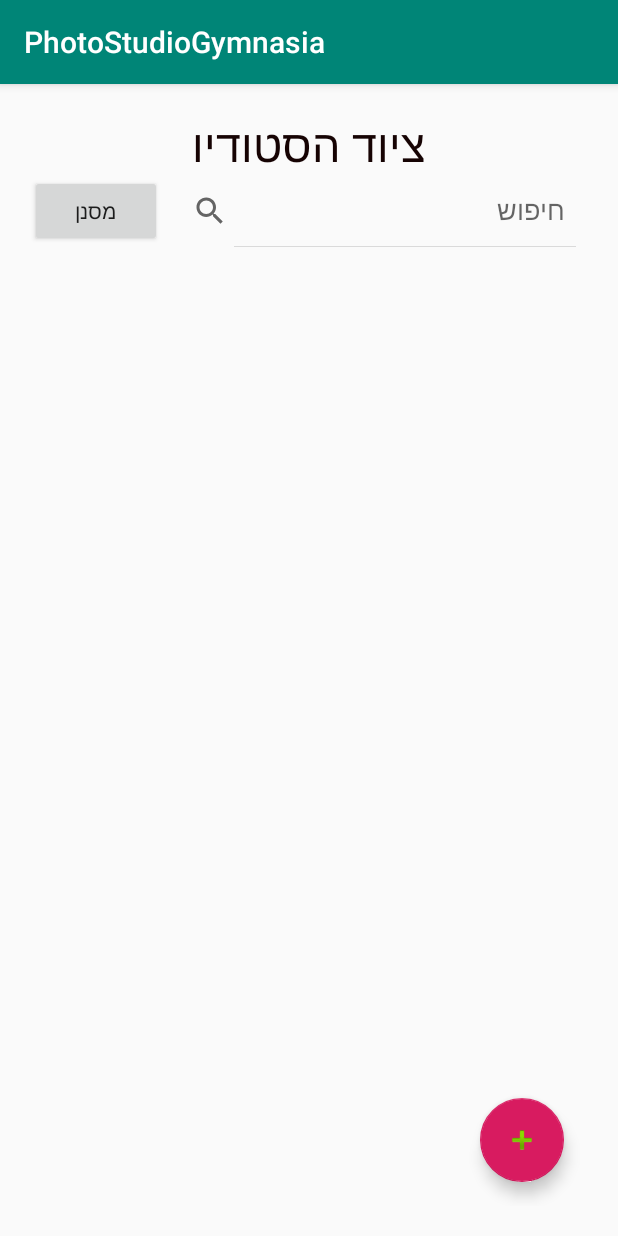
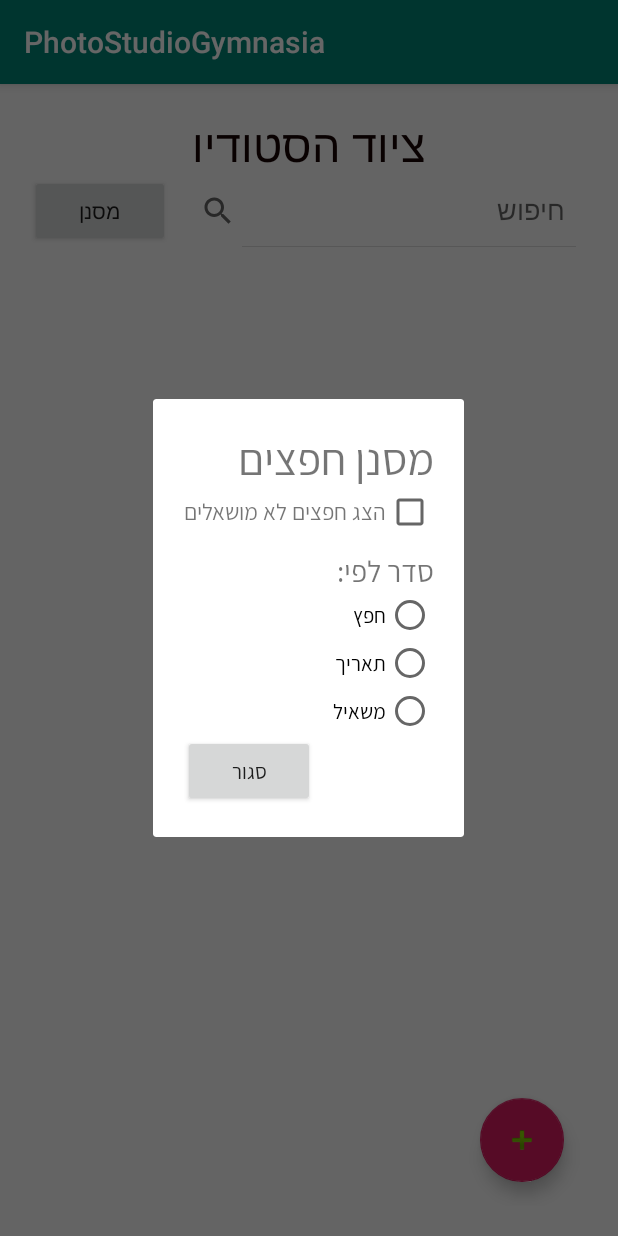
Before and after one commit to itaizelther/PhotoStudioGymnasia, an Android app: the TeachersActivity screen opened directly, with no data from a screen before it, after a tap on "מסנן", on a phone screen of 412 x 824 dp. Run offline under Robolectric (Android 15) with nearby library versions, the phone set to English and light mode, and no system bars; our stand-ins replace Firebase (no records; nobody signed in at launch, a user with empty details on screens opened directly).

Commit message:
Last Used fixed; teacher filter dialog created
- Added the last used date (taken or retrieved) to the teacher area and each item.
- A layout to the filter teacher area created, and it now shows when the user clicks the filter button
- Fixed some typos.

```diff
--- a/app/src/main/AndroidManifest.xml
+++ b/app/src/main/AndroidManifest.xml
@@ -9,7 +9,7 @@
         android:icon="@mipmap/ic_launcher"
         android:label="@string/app_name"
         android:roundIcon="@mipmap/ic_launcher_round"
-        android:supportsRtl="false"
+        android:supportsRtl="true"
         android:theme="@style/AppTheme">
         <activity android:name=".TeachersActivity"></activity>
         <activity android:name=".BarcodeScanActivity" />
--- a/app/src/main/java/il/appclass/zelther/photostudiogymnasia/EquipmentList.java
+++ b/app/src/main/java/il/appclass/zelther/photostudiogymnasia/EquipmentList.java
@@ -5,6 +5,7 @@ import android.support.annotation.NonNull;
 import com.google.android.gms.tasks.OnCompleteListener;
 import com.google.android.gms.tasks.Task;
 import com.google.firebase.firestore.EventListener;
+import com.google.firebase.firestore.FieldValue;
 import com.google.firebase.firestore.FirebaseFirestore;
 import com.google.firebase.firestore.FirebaseFirestoreException;
 import com.google.firebase.firestore.Query;
@@ -84,6 +85,7 @@ public class EquipmentList extends ArrayList<StudioItem> implements EventListene
     public void uploadUpdatedData(final DataUploadListener dul, StudioItem studioItem, boolean taken, String username) {
         HashMap<String, Object> updateValues = new HashMap<>();
         updateValues.put("taken",taken);
+        updateValues.put("lastUsed", FieldValue.serverTimestamp());
         if(username != null)
             updateValues.put("owner", username);
         db.collection("equipment").document(studioItem.getId()).update(updateValues).addOnCompleteListener(new OnCompleteListener<Void>() {
--- a/app/src/main/java/il/appclass/zelther/photostudiogymnasia/LendActivity.java
+++ b/app/src/main/java/il/appclass/zelther/photostudiogymnasia/LendActivity.java
@@ -3,10 +3,8 @@ package il.appclass.zelther.photostudiogymnasia;
 import android.content.DialogInterface;
 import android.content.Intent;
 import android.os.Bundle;
-import android.support.annotation.NonNull;
 import android.support.v7.app.AlertDialog;
 import android.support.v7.app.AppCompatActivity;
-import android.util.Log;
 import android.view.View;
 import android.view.ViewGroup;
 import android.widget.AdapterView;
@@ -26,7 +24,7 @@ import android.widget.Toast;
 public class LendActivity extends AppCompatActivity implements SearchView.OnQueryTextListener, EquipmentList.DataLoaderListener, EquipmentList.DataUploadListener {
 
     private ListView lvLend; // the ListView instance
-    private ArrayAdapter<StudioItem> adapterItems; // adapater for the list and ListView
+    private ArrayAdapter<StudioItem> adapterItems; // adapter for the list and ListView
     private GraySquareLoadingView animLoading; // the view used for animation
     private EquipmentList equipmentList; // The equipment list object where data is stored
     private boolean toLend; //the user wants to lend or return
@@ -77,7 +75,7 @@ public class LendActivity extends AppCompatActivity implements SearchView.OnQuer
         };
         lvLend.setAdapter(adapterItems);
 
-        //when item is choosen from the manual list
+        //when item is chosen from the manual list
         lvLend.setOnItemClickListener(new AdapterView.OnItemClickListener() {
             @Override
             public void onItemClick(AdapterView<?> parent, View view, int position, long id) {
--- a/app/src/main/java/il/appclass/zelther/photostudiogymnasia/MainActivity.java
+++ b/app/src/main/java/il/appclass/zelther/photostudiogymnasia/MainActivity.java
@@ -155,4 +155,5 @@ public class MainActivity extends AppCompatActivity {
             default: break;
         }
     }
+
 }
--- a/app/src/main/java/il/appclass/zelther/photostudiogymnasia/TeachersActivity.java
+++ b/app/src/main/java/il/appclass/zelther/photostudiogymnasia/TeachersActivity.java
@@ -1,24 +1,16 @@
 package il.appclass.zelther.photostudiogymnasia;
 
+import android.app.Dialog;
 import android.support.design.widget.FloatingActionButton;
 import android.support.v7.app.AppCompatActivity;
 import android.os.Bundle;
 import android.view.View;
 import android.view.ViewGroup;
-import android.view.animation.Animation;
-import android.view.animation.RotateAnimation;
 import android.widget.ArrayAdapter;
 import android.widget.ImageView;
 import android.widget.ListView;
 import android.widget.SearchView;
 import android.widget.TextView;
-
-import com.google.android.gms.tasks.OnSuccessListener;
-import com.google.firebase.firestore.DocumentSnapshot;
-import com.google.firebase.firestore.FirebaseFirestore;
-import com.google.firebase.firestore.QuerySnapshot;
-
-import java.util.ArrayList;
 
 public class TeachersActivity extends AppCompatActivity implements SearchView.OnQueryTextListener, EquipmentList.DataLoaderListener {
 
@@ -27,7 +19,7 @@ public class TeachersActivity extends AppCompatActivity implements SearchView.On
     private ListView lvTeachers;
     private SearchView searchTeachers;
     private EquipmentList equipmentList;
-    private ArrayAdapter<StudioItem> listAdapater;
+    private ArrayAdapter<StudioItem> listAdapter;
     private GraySquareLoadingView animLoading;
 
     @Override
@@ -44,12 +36,12 @@ public class TeachersActivity extends AppCompatActivity implements SearchView.On
 
         animLoading.setAnimationOn(true);
 
-        listAdapater = new ArrayAdapter<StudioItem>(this, R.layout.listview_teachers, R.id.teacherListTitle, equipmentList) {
+        listAdapter = new ArrayAdapter<StudioItem>(this, R.layout.listview_teachers, R.id.teacherListTitle, equipmentList) {
             @Override
             public View getView(int position, View convertView, ViewGroup parent) {
                 View view = super.getView(position, convertView, parent);
 
-                StudioItem studioItem = listAdapater.getItem(position);
+                StudioItem studioItem = listAdapter.getItem(position);
                 TextView textTitle = view.findViewById(R.id.teacherListTitle);
                 TextView textSubtitle = view.findViewById(R.id.teacherListSubtitle);
                 ImageView icon = view.findViewById(R.id.teacherListIcon);
@@ -60,7 +52,7 @@ public class TeachersActivity extends AppCompatActivity implements SearchView.On
                 return view;
             }
         };
-        lvTeachers.setAdapter(listAdapater);
+        lvTeachers.setAdapter(listAdapter);
 
         searchTeachers.setOnQueryTextListener(this);
 
@@ -68,7 +60,10 @@ public class TeachersActivity extends AppCompatActivity implements SearchView.On
     }
 
     public void filterButton(View v) {
-        //TODO make filter dialog
+        Dialog filterDialog = new Dialog(this);
+        filterDialog.setContentView(R.layout.teacher_filter_dialog);
+        filterDialog.show();
+        //TODO make the dialog work
     }
 
     @Override
@@ -77,9 +72,9 @@ public class TeachersActivity extends AppCompatActivity implements SearchView.On
     @Override
     public boolean onQueryTextChange(String newText) {
         if(newText.isEmpty())
-            listAdapater.getFilter().filter(null);
+            listAdapter.getFilter().filter(null);
         else
-            listAdapater.getFilter().filter(newText);
+            listAdapter.getFilter().filter(newText);
         return true;
     }
 
@@ -87,7 +82,7 @@ public class TeachersActivity extends AppCompatActivity implements SearchView.On
     public void dataLoadChange(boolean isOk) {
         if(isOk) {
             animLoading.setAnimationOn(false);
-            listAdapater.notifyDataSetChanged();
+            listAdapter.notifyDataSetChanged();
         }
     }
 }
--- a/app/src/main/res/layout/activity_main.xml
+++ b/app/src/main/res/layout/activity_main.xml
@@ -6,7 +6,8 @@
     android:layout_height="match_parent"
     android:orientation="vertical"
     tools:context=".MainActivity"
-    android:paddingTop="50dp">
+    android:paddingTop="50dp"
+    android:layoutDirection="rtl">
 
     <!-- logo -->
     <ImageView
@@ -61,7 +62,7 @@
         <Button
             android:layout_width="match_parent"
             android:layout_height="wrap_content"
-            android:text="ניהול מאגר נתונים"
+            android:text="ניהול רשימת ציוד"
             android:fontFamily="@font/assistant_font"
             android:textSize="20dp"
             android:textColor="#6B117A"
--- a/app/src/main/res/layout/activity_teachers.xml
+++ b/app/src/main/res/layout/activity_teachers.xml
@@ -6,7 +6,8 @@
     android:layout_height="match_parent"
     tools:context=".TeachersActivity"
     android:orientation="vertical"
-    android:padding="20dp">
+    android:padding="20dp"
+    android:layoutDirection="rtl">
 
     <TextView
         android:layout_width="wrap_content"
@@ -18,22 +19,23 @@
 
     <LinearLayout
         android:layout_width="match_parent"
-        android:layout_height="wrap_content">
-
-        <Button
-            android:layout_width="wrap_content"
-            android:layout_height="wrap_content"
-            android:text="מסנן"
-            android:onClick="filterButton"/>
+        android:layout_height="wrap_content"
+        android:weightSum="4">
 
         <SearchView
-            android:layout_width="match_parent"
+            android:layout_width="0dp"
             android:layout_height="wrap_content"
             android:iconifiedByDefault="false"
             android:queryHint="חיפוש"
-            android:id="@+id/searchTeachers">
+            android:id="@+id/searchTeachers"
+            android:layout_weight="3"/>
 
-        </SearchView>
+        <Button
+            android:layout_width="0dp"
+            android:layout_height="wrap_content"
+            android:text="מסנן"
+            android:onClick="filterButton"
+            android:layout_weight="1"/>
 
     </LinearLayout>
 
@@ -44,7 +46,8 @@
         <ListView
             android:layout_width="match_parent"
             android:layout_height="match_parent"
-            android:id="@+id/lvTeachers"/>
+            android:id="@+id/lvTeachers"
+            android:layoutDirection="ltr"/>
 
         <il.appclass.zelther.photostudiogymnasia.GraySquareLoadingView
             android:layout_width="50dp"
@@ -55,7 +58,7 @@
         <android.support.design.widget.FloatingActionButton
             android:layout_width="wrap_content"
             android:layout_height="wrap_content"
-            android:layout_gravity="end|bottom"
+            android:layout_gravity="start|bottom"
             android:layout_margin="@dimen/fab_margin"
             android:src="@android:drawable/ic_input_add"
             android:id="@+id/btnAddItem"/>
--- /dev/null
+++ b/app/src/main/res/layout/teacher_filter_dialog.xml
@@ -0,0 +1,77 @@
+<?xml version="1.0" encoding="utf-8"?>
+<LinearLayout xmlns:android="http://schemas.android.com/apk/res/android"
+    android:layout_width="match_parent"
+    android:layout_height="match_parent"
+    android:orientation="vertical"
+    android:padding="20dp"
+    android:layoutDirection="rtl">
+
+    <TextView
+        android:id="@+id/filterDialogTitle"
+        android:layout_width="match_parent"
+        android:layout_height="wrap_content"
+        android:text="מסנן חפצים"
+        android:textSize="30sp"
+        android:fontFamily="@font/assistant_font"/>
+
+    <LinearLayout
+        android:layout_width="wrap_content"
+        android:layout_height="wrap_content"
+        android:layout_gravity="start">
+
+        <CheckBox
+            android:layout_width="wrap_content"
+            android:layout_height="wrap_content" />
+
+        <TextView
+            android:layout_width="wrap_content"
+            android:layout_height="wrap_content"
+            android:text="הצג חפצים לא מושאלים"
+            android:fontFamily="@font/assistant_font"
+            android:textSize="15sp"/>
+
+    </LinearLayout>
+
+    <TextView
+        android:layout_width="wrap_content"
+        android:layout_height="wrap_content"
+        android:layout_gravity="start"
+        android:textSize="20sp"
+        android:text="סדר לפי:"
+        android:fontFamily="@font/assistant_font"
+        android:layout_marginTop="10dp"/>
+
+    <RadioGroup
+        android:layout_width="wrap_content"
+        android:layout_height="wrap_content"
+        android:layout_gravity="start">
+
+        <RadioButton
+            android:layout_width="wrap_content"
+            android:layout_height="wrap_content"
+            android:text="חפץ"
+            android:fontFamily="@font/assistant_font"
+            android:layoutDirection="rtl"/>
+
+        <RadioButton
+            android:layout_width="wrap_content"
+            android:layout_height="wrap_content"
+            android:text="תאריך"
+            android:fontFamily="@font/assistant_font"/>
+
+        <RadioButton
+            android:layout_width="wrap_content"
+            android:layout_height="wrap_content"
+            android:text="משאיל"
+            android:fontFamily="@font/assistant_font"/>
+
+    </RadioGroup>
+
+    <Button
+        android:layout_width="wrap_content"
+        android:layout_height="wrap_content"
+        android:text="סגור"
+        android:fontFamily="@font/assistant_font"
+        android:layout_gravity="end"/>
+
+</LinearLayout>
--- a/app/src/main/res/layout/teacher_login_dialog.xml
+++ b/app/src/main/res/layout/teacher_login_dialog.xml
@@ -3,7 +3,8 @@
     xmlns:android="http://schemas.android.com/apk/res/android" android:layout_width="match_parent"
     android:layout_height="match_parent"
     android:orientation="vertical"
-    android:padding="20dp">
+    android:padding="20dp"
+    android:layoutDirection="ltr">
 
     <TextView
         android:layout_width="match_parent"
--- a/app/src/main/res/values/styles.xml
+++ b/app/src/main/res/values/styles.xml
@@ -17,4 +17,5 @@
 
     <style name="AppTheme.PopupOverlay" parent="ThemeOverlay.AppCompat.Light" />
 
+
 </resources>
```
Also changed, not shown: app/src/main/java/il/appclass/zelther/photostudiogymnasia/StudioItem.java (+32 -15 lines), app/src/main/res/layout/activity_lend.xml (+12 -10 lines), app/src/main/res/layout/activity_login.xml (+16 -17 lines).
